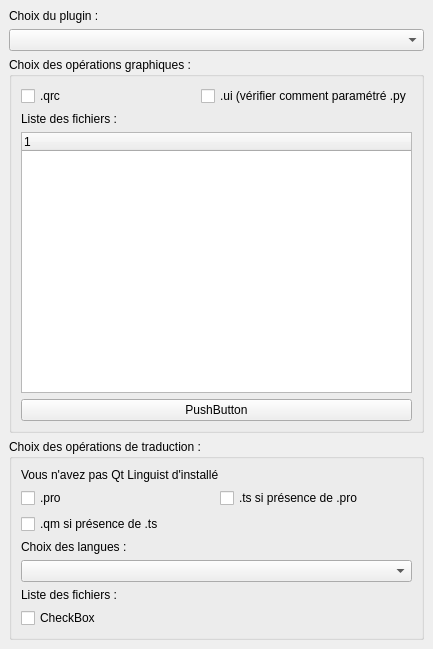
Qt form plugin_compiler_dockwidget_base.ui (CyprienAn/PluginCompiler) before a commit.
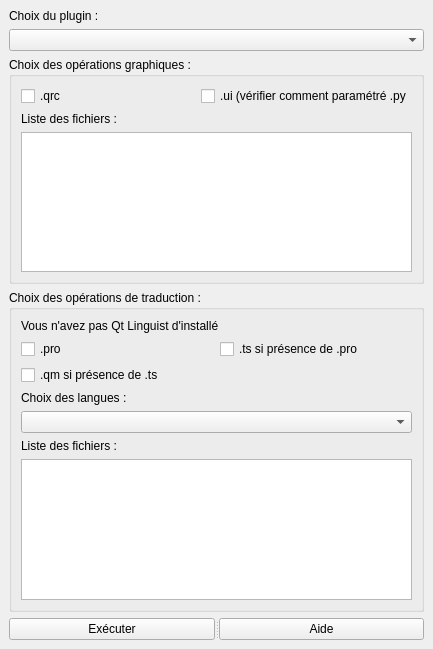
The same form after that commit. Custom widgets are drawn as their Qt base class.

Patch:
```diff
--- a/plugin_compiler_dockwidget_base.ui
+++ b/plugin_compiler_dockwidget_base.ui
@@ -64,6 +64,9 @@
            <verstretch>0</verstretch>
           </sizepolicy>
          </property>
+         <attribute name="headerVisible">
+          <bool>false</bool>
+         </attribute>
          <attribute name="headerCascadingSectionResizes">
           <bool>false</bool>
          </attribute>
@@ -74,13 +77,6 @@
          </column>
         </widget>
        </item>
-       <item>
-        <widget class="QPushButton" name="pushButton">
-         <property name="text">
-          <string>PushButton</string>
-         </property>
-        </widget>
-       </item>
       </layout>
      </widget>
     </item>
@@ -150,15 +146,37 @@
         </widget>
        </item>
        <item>
-        <widget class="QCheckBox" name="checkBox_7">
-         <property name="text">
-          <string>CheckBox</string>
-         </property>
+        <widget class="QTreeWidget" name="twTranslateFile">
+         <attribute name="headerVisible">
+          <bool>false</bool>
+         </attribute>
+         <column>
+          <property name="text">
+           <string notr="true">1</string>
+          </property>
+         </column>
         </widget>
        </item>
       </layout>
      </widget>
     </item>
+    <item>
+     <widget class="QSplitter" name="splitter">
+      <property name="orientation">
+       <enum>Qt::Horizontal</enum>
+      </property>
+      <widget class="QPushButton" name="btnExec">
+       <property name="text">
+        <string>Exécuter</string>
+       </property>
+      </widget>
+      <widget class="QPushButton" name="btnHelp">
+       <property name="text">
+        <string>Aide</string>
+       </property>
+      </widget>
+     </widget>
+    </item>
    </layout>
   </widget>
  </widget>
```
